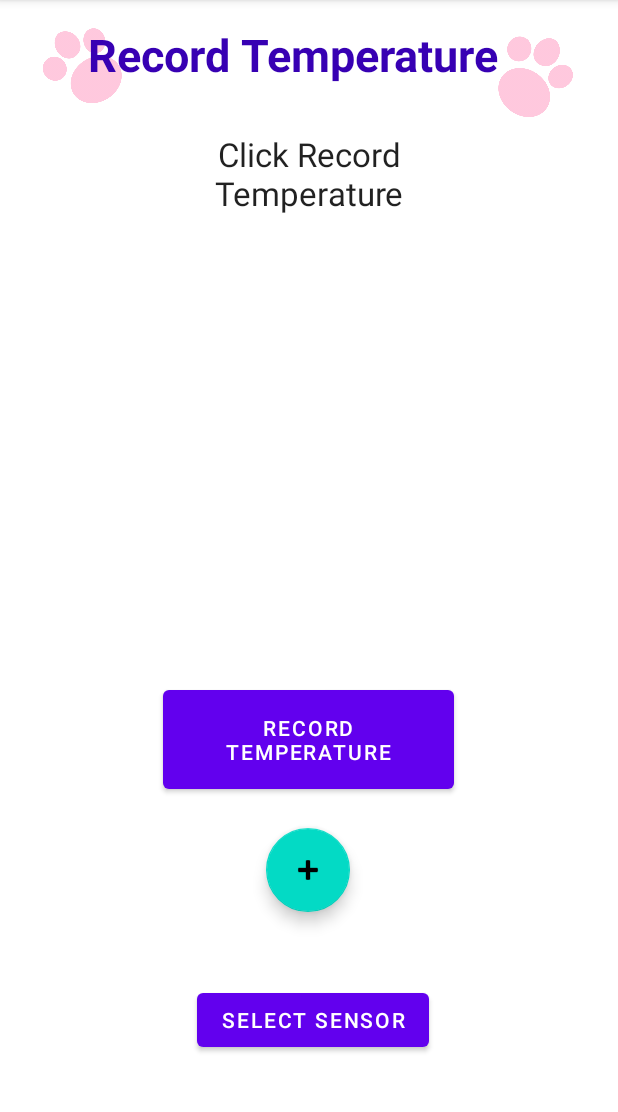
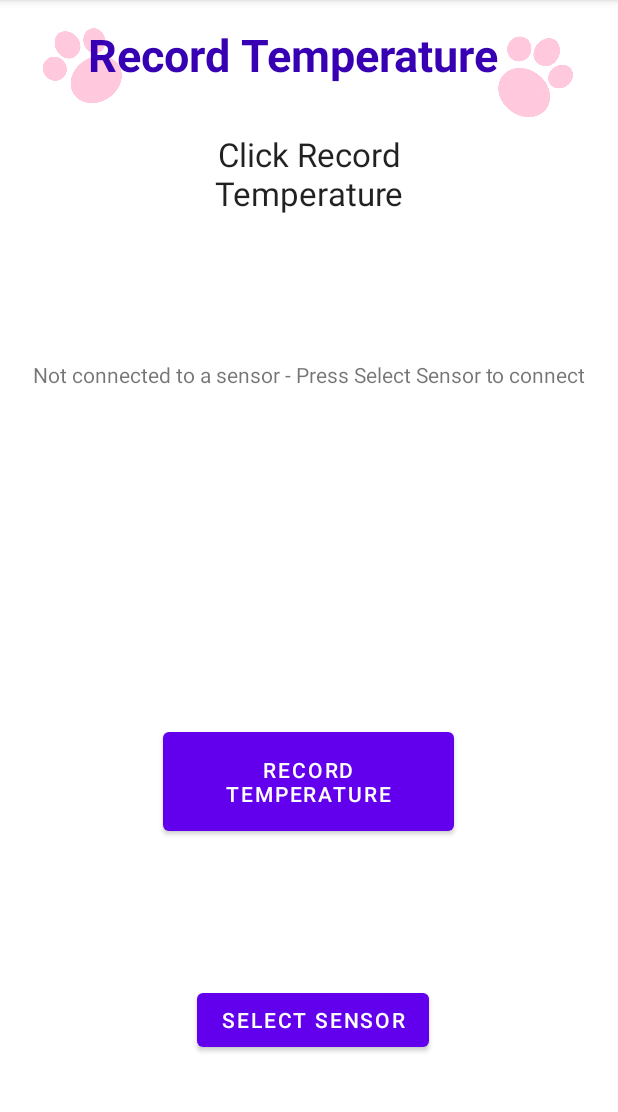
Before and after one commit to TarekElDick/COEN390_GroupProject_BearCare, an Android app: the TemperatureActivity screen opened directly, with no data from a screen before it, on a phone screen of 412 x 824 dp, the part 84-1196 px from its top. Run offline under Robolectric (Android 15) with nearby library versions, the phone set to English and light mode, and no system bars; our stand-ins replace Firebase (no records; nobody signed in at launch, a user with empty details on screens opened directly).

Commit message:
Fixed UI issues in activity_temperature.xml activity_bluetooth_scanner.xml Fixed connection issues in BluetoothScanner

```diff
--- a/app/src/main/java/com/example/coen390_groupproject_bearcare/Bluetooth/MyBluetoothService.java
+++ b/app/src/main/java/com/example/coen390_groupproject_bearcare/Bluetooth/MyBluetoothService.java
@@ -19,8 +19,10 @@ public class MyBluetoothService {
     @SuppressLint("HardwareIds")
     public static void connectBluetoothDevice() throws IOException
     {
-        if (btSocket!=null)
+        if (btSocket!=null) {
+            Log.d(TAG, "connectBluetoothDevice: in the if statement for not null btSocket");
             close();
+        }
 
         BluetoothAdapter myBluetooth = BluetoothAdapter.getDefaultAdapter(); // get the mobile bluetooth device
         String name = "a";
--- a/app/src/main/java/com/example/coen390_groupproject_bearcare/TemperatureActivity.java
+++ b/app/src/main/java/com/example/coen390_groupproject_bearcare/TemperatureActivity.java
@@ -1,6 +1,5 @@
 package com.example.coen390_groupproject_bearcare;
 
-import androidx.annotation.NonNull;
 import androidx.appcompat.app.AppCompatActivity;
 
 import android.content.Intent;
@@ -9,30 +8,18 @@ import android.util.Log;
 import android.view.View;
 import android.widget.Button;
 import android.widget.ImageView;
-import android.widget.ProgressBar;
 import android.widget.TextView;
 import android.widget.Toast;
 
 import com.example.coen390_groupproject_bearcare.Bluetooth.BluetoothScanner;
 import com.example.coen390_groupproject_bearcare.Bluetooth.MyBluetoothService;
-import com.example.coen390_groupproject_bearcare.Model.Date;
 import com.example.coen390_groupproject_bearcare.Model.Temperature;
-import com.google.android.gms.tasks.OnFailureListener;
 import com.google.android.gms.tasks.OnSuccessListener;
 import com.google.android.material.floatingactionbutton.FloatingActionButton;
-import com.google.firebase.auth.FirebaseUser;
-import com.google.firebase.database.DataSnapshot;
-import com.google.firebase.database.DatabaseError;
-import com.google.firebase.database.DatabaseReference;
-import com.google.firebase.database.FirebaseDatabase;
-import com.google.firebase.database.ValueEventListener;
 import com.google.firebase.firestore.FirebaseFirestore;
-import com.google.firebase.firestore.Query;
-import com.google.firebase.firestore.core.OrderBy;
 
 import java.io.IOException;
 import java.text.DateFormat;
-import java.text.SimpleDateFormat;
 import java.util.Calendar;
 
 
@@ -48,9 +35,9 @@ public class TemperatureActivity extends AppCompatActivity {
     private final FirebaseFirestore fStore = FirebaseFirestore.getInstance();
     boolean sensorConnected;                                                                        // use this to display icons to user
 
-    private TextView sensorconnectedTextView;
-    private TextView sensornotconnectedTextView;
-    private ImageView sensconView;
+    private TextView sensorConnectedTextView;
+    private TextView sensorNotConnectedTextView;
+    private ImageView sensConView;
 
     @Override
     protected void onCreate(Bundle savedInstanceState) {
@@ -66,18 +53,17 @@ public class TemperatureActivity extends AppCompatActivity {
         anotherIntent.putExtra("childName", childName);
 
         takeTemp = findViewById(R.id.buttonTakeTemp);
-        confirmButton = findViewById(R.id.confirmButton);
         configureSensorsButton = findViewById(R.id.buttonConfigureSensor);
         textViewTempDisplay = findViewById(R.id.textView_TempDisplay);
         textViewTitleRecordTemp = findViewById(R.id.textView_RecordTemp);
 
-        sensorconnectedTextView = findViewById(R.id.sensorconnectedTextView);
-        sensornotconnectedTextView = findViewById(R.id.sensornotconnectedTextView);
-        sensconView = findViewById(R.id.sensconView);
+        sensorConnectedTextView = findViewById(R.id.sensorconnectedTextView);
+        sensorNotConnectedTextView = findViewById(R.id.sensornotconnectedTextView);
+        sensConView = findViewById(R.id.sensorconnectedView);
 
-        sensorconnectedTextView.setVisibility(View.INVISIBLE);
-        sensornotconnectedTextView.setVisibility(View.INVISIBLE);
-        sensconView.setVisibility(View.INVISIBLE);
+        sensorConnectedTextView.setVisibility(View.INVISIBLE);
+        sensorNotConnectedTextView.setVisibility(View.INVISIBLE);
+        sensConView.setVisibility(View.INVISIBLE);
 
         TAG = "TemperatureActivity";
 
@@ -89,13 +75,15 @@ public class TemperatureActivity extends AppCompatActivity {
             Log.e(TAG, e.toString());
         }
 
+        checkConnection();
+
         // on click listener for take temp button
         takeTemp.setOnClickListener(new View.OnClickListener() {
             @Override
             public void onClick(View v) {
 
-                //double tempReading = MyBluetoothService.getReading(); TODO
-                double tempReading = 26.7;
+                double tempReading = MyBluetoothService.getReading();
+                //double tempReading = 0.0;
 
                 Calendar calendar = Calendar.getInstance();
                 tempTimeStamp = DateFormat.getDateInstance().format(calendar.getTime());
@@ -129,30 +117,30 @@ public class TemperatureActivity extends AppCompatActivity {
             }
         });
 
-
     }
-
 
     @Override
     protected void onStart() {
         super.onStart();
-
-
+        checkConnection();
     }
 
     @Override
     protected void onResume() {
         super.onResume();
-
+        checkConnection();
     }
 
     public void checkConnection() {
         sensorConnected = MyBluetoothService.checkConnected();
         if (sensorConnected == true) {
-            sensorconnectedTextView.setVisibility(View.VISIBLE);
-            sensconView.setVisibility(View.VISIBLE);
+            sensorNotConnectedTextView.setVisibility(View.INVISIBLE);
+            sensorConnectedTextView.setVisibility(View.VISIBLE);
+            sensConView.setVisibility(View.VISIBLE);
         } else {
-            sensornotconnectedTextView.setVisibility(View.VISIBLE);
+            sensorConnectedTextView.setVisibility(View.INVISIBLE);
+            sensConView.setVisibility(View.INVISIBLE);
+            sensorNotConnectedTextView.setVisibility(View.VISIBLE);
         }
     }
 
@@ -160,7 +148,6 @@ public class TemperatureActivity extends AppCompatActivity {
     protected void onDestroy() {
         super.onDestroy();
         MyBluetoothService.close();
-
     }
 
 }
--- a/app/src/main/res/layout/activity_temperature.xml
+++ b/app/src/main/res/layout/activity_temperature.xml
@@ -6,25 +6,13 @@
     android:layout_height="match_parent"
     tools:context=".TemperatureActivity">
 
-    <com.google.android.material.floatingactionbutton.FloatingActionButton
-        android:id="@+id/confirmButton"
-        android:layout_width="wrap_content"
-        android:layout_height="wrap_content"
-        android:layout_marginBottom="160dp"
-        android:clickable="true"
-        app:layout_constraintBottom_toBottomOf="parent"
-        app:layout_constraintEnd_toEndOf="parent"
-        app:layout_constraintHorizontal_bias="0.498"
-        app:layout_constraintStart_toStartOf="parent"
-        app:srcCompat="@android:drawable/ic_input_add" />
-
     <Button
         android:id="@+id/buttonTakeTemp"
         android:layout_width="194dp"
         android:layout_height="78dp"
-        android:layout_marginBottom="20dp"
+        android:layout_marginBottom="96dp"
         android:text="@string/record_temperature"
-        app:layout_constraintBottom_toTopOf="@+id/confirmButton"
+        app:layout_constraintBottom_toTopOf="@+id/buttonConfigureSensor"
         app:layout_constraintEnd_toEndOf="parent"
         app:layout_constraintHorizontal_bias="0.497"
         app:layout_constraintStart_toStartOf="parent" />
@@ -99,7 +87,7 @@
         app:layout_constraintStart_toStartOf="parent" />
 
     <ImageView
-        android:id="@+id/sensconView"
+        android:id="@+id/sensorconnectedView"
         android:layout_width="37dp"
         android:layout_height="33dp"
         app:layout_constraintBottom_toBottomOf="parent"
@@ -118,14 +106,14 @@
         android:text="@string/sensor_connected"
         app:layout_constraintEnd_toEndOf="parent"
         app:layout_constraintStart_toStartOf="parent"
-        app:layout_constraintTop_toBottomOf="@+id/sensconView" />
+        app:layout_constraintTop_toBottomOf="@+id/sensorconnectedView" />
 
     <TextView
         android:id="@+id/sensornotconnectedTextView"
         android:layout_width="wrap_content"
         android:layout_height="wrap_content"
         android:layout_marginTop="240dp"
-        android:text="@string/sensor_not_connected"
+        android:text="Not connected to a sensor - Press Select Sensor to connect"
         app:layout_constraintEnd_toEndOf="parent"
         app:layout_constraintHorizontal_bias="0.503"
         app:layout_constraintStart_toStartOf="parent"
```
Also changed, not shown: app/src/main/java/com/example/coen390_groupproject_bearcare/Bluetooth/BluetoothScanner.java (+22 -10 lines), app/src/main/res/layout/activity_bluetooth_scanner.xml (+11 -0 lines).
